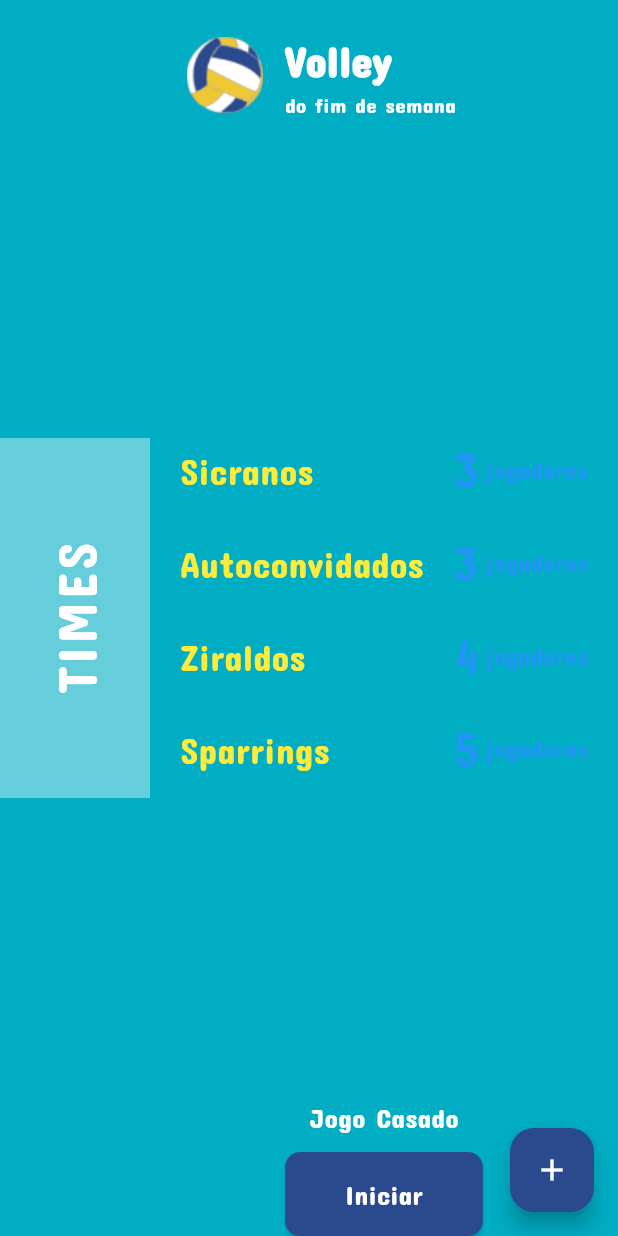
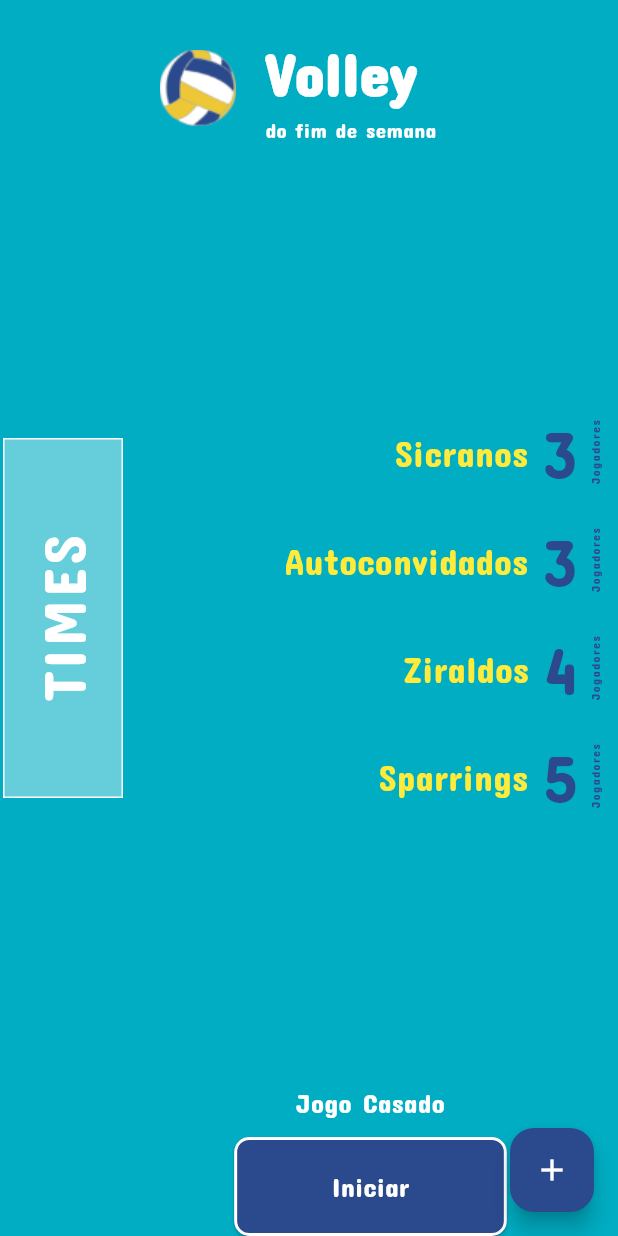
Before and after one commit to PL251431/App-Volley, a Flutter app: the screen it shows after launch, on a phone screen of 412 x 824 dp. Run offline on Flutter 3.47's test engine with Material 3 defaults, Android fonts, the phone set to English and light mode, and no system bars.

```diff
--- a/lib/main.dart
+++ b/lib/main.dart
@@ -27,4 +27,5 @@ class MyApp extends StatelessWidget {
       },
     );
   }
+
 }
--- a/lib/screens/first_screen.dart
+++ b/lib/screens/first_screen.dart
@@ -1,9 +1,9 @@
 import 'package:flutter/material.dart';
 import '../widgets/team_row.dart';
 import '../widgets/floating_button.dart';
-import '../widgets/start_button.dart';
 import '../widgets/header_ball.dart';
-import '../widgets/text_time.dart';
+import '../widgets/text_teams.dart';
+import '../widgets/footer_widget.dart';
 
 class FirstScreen extends StatelessWidget {
   const FirstScreen({super.key});
@@ -15,11 +15,13 @@ class FirstScreen extends StatelessWidget {
       body: Row(
         children: [
           // Lateral esquerda com "TIMES" rotacionado
-          Container(
-            width: 100,
-            color: const Color(0xff00ADC3),
-            child: const Center(
-              child: RotatedTime(title: 'TIMES'), // Usa o widget RotatedTime
+          Padding(
+            padding: const EdgeInsets.only(left: 2.0), // Adiciona espaço à esquerda
+            child: Container(
+              color: const Color(0xff00ADC3),
+              child: const Center(
+                child: TextTeams(title: 'TIMES'), // Usa o widget RotatedTime
+              ),
             ),
           ),
           // Conteúdo principal
@@ -30,7 +32,7 @@ class FirstScreen extends StatelessWidget {
                 const HeaderWidget(), // Cabeçalho
                 // Lista de times
                 const Padding(
-                  padding: EdgeInsets.all(20.0),
+                  padding: EdgeInsets.all(10.0),
                   child: Column(
                     crossAxisAlignment: CrossAxisAlignment.start,
                     children: [
@@ -41,24 +43,11 @@ class FirstScreen extends StatelessWidget {
                     ],
                   ),
                 ),
-                // Rodapé com título e botão
-                Column(
-                  children: [
-                    const Text(
-                      "Jogo Casado",
-                      style: TextStyle(
-                        fontFamily: 'ConcertOne',
-                        color: Colors.white,
-                        fontSize: 18,
-                      ),
-                    ),
-                    const SizedBox(height: 10),
-                    StartButton(
-                      onPressed: () {
-                        Navigator.pushNamed(context, '/game'); // Vai para a próxima tela
-                      },
-                    ),
-                  ],
+                // Substituímos o rodapé original pelo FooterWidget
+                FooterWidget(
+                  onStartPressed: () {
+                    Navigator.pushNamed(context, '/game'); // Vai para a próxima tela
+                  },
                 ),
               ],
             ),
--- /dev/null
+++ b/lib/widgets/footer_widget.dart
@@ -0,0 +1,32 @@
+import 'package:flutter/material.dart';
+import '../widgets/start_button.dart'; // Certifique-se de que o StartButton está importado corretamente
+
+class FooterWidget extends StatelessWidget {
+  final VoidCallback onStartPressed;
+
+  const FooterWidget({super.key, required this.onStartPressed});
+
+  @override
+  Widget build(BuildContext context) {
+    return Column(
+      mainAxisSize: MainAxisSize.min, // Garante que o tamanho do widget seja compacto
+      mainAxisAlignment: MainAxisAlignment.center, // Centraliza verticalmente
+      crossAxisAlignment: CrossAxisAlignment.center, // Centraliza horizontalmente
+      children: [
+        const Text(
+          "Jogo Casado",
+          textAlign: TextAlign.center, // Alinha o texto no centro
+          style: TextStyle(
+            fontFamily: 'ConcertOne',
+            color: Colors.white,
+            fontSize: 18,
+          ),
+        ),
+        const SizedBox(height: 10),
+        StartButton(
+          onPressed: onStartPressed,
+        ),
+      ],
+    );
+  }
+}
--- a/lib/widgets/header_ball.dart
+++ b/lib/widgets/header_ball.dart
@@ -15,7 +15,7 @@ class HeaderWidget extends StatelessWidget {
             'assets/imgs/ball.png', // Caminho do logo
             height: 60, // Ajuste do tamanho do logo
           ),
-          const SizedBox(width: 10), // Espaçamento entre logo e texto
+          const SizedBox(width: 15), // Espaçamento entre logo e texto
           // Título e subtítulo
           const Column(
             crossAxisAlignment: CrossAxisAlignment.start, // Alinhado à esquerda
@@ -25,7 +25,7 @@ class HeaderWidget extends StatelessWidget {
                 style: TextStyle(
                   fontFamily: 'ConcertOne',
                   color: Colors.white,
-                  fontSize: 28, // Tamanho da fonte do título principal
+                  fontSize: 40, // Tamanho da fonte do título principal
                   fontWeight: FontWeight.bold,
                 ),
               ),
--- a/lib/widgets/start_button.dart
+++ b/lib/widgets/start_button.dart
@@ -7,13 +7,17 @@ class StartButton extends StatelessWidget {
 
   @override
   Widget build(BuildContext context) {
-    return Center( // Adicionado Center para centralizar o botão
+    return Center( // Centraliza o botão
       child: ElevatedButton(
         style: ElevatedButton.styleFrom(
-          backgroundColor: const Color(0xff2B4A8E),
-          padding: const EdgeInsets.symmetric(horizontal: 40, vertical: 15),
+          backgroundColor: const Color(0xff2B4A8E), // Cor de fundo do botão
+          padding: const EdgeInsets.symmetric(horizontal: 65, vertical: 20),
           shape: RoundedRectangleBorder(
-            borderRadius: BorderRadius.circular(10),
+            borderRadius: BorderRadius.circular(10), // Bordas arredondadas
+            side: const BorderSide( // Define a borda
+              color: Colors.white, // Cor da borda
+              width: 2, // Espessura da borda
+            ),
           ),
         ),
         onPressed: onPressed,
@@ -22,7 +26,7 @@ class StartButton extends StatelessWidget {
           style: TextStyle(
             fontFamily: 'ConcertOne',
             fontSize: 18,
-            color: Colors.white,
+            color: Colors.white, // Cor do texto
           ),
         ),
       ),
--- a/lib/widgets/team_row.dart
+++ b/lib/widgets/team_row.dart
@@ -13,9 +13,13 @@ class TeamRow extends StatelessWidget {
   @override
   Widget build(BuildContext context) {
     return Padding(
-      padding: const EdgeInsets.symmetric(vertical: 8.0),
+      padding: const EdgeInsets.symmetric(vertical: 4.0), // Espaço menor entre linhas
       child: Row(
-        mainAxisAlignment: MainAxisAlignment.spaceBetween,
+        mainAxisAlignment: MainAxisAlignment.end, // Alinhamento à direita
+        children: [
+          // Nome do time e jogadores
+          Row(
+            crossAxisAlignment: CrossAxisAlignment.center,
             children: [
               // Nome do time
               Text(
@@ -26,25 +30,35 @@ class TeamRow extends StatelessWidget {
                   color: Colors.yellow,
                 ),
               ),
+              const SizedBox(width: 10), // Espaço entre o nome do time e o número
               // Número e texto "jogadores"
               Row(
+                crossAxisAlignment: CrossAxisAlignment.center,
                 children: [
+                  // Número dos jogadores
                   Text(
                     '$playerCount', // Exibe o número de jogadores
                     style: const TextStyle(
                       fontFamily: 'ConcertOne',
-                  fontSize: 32,
-                  color: Colors.blue,
+                      fontSize: 45,
+                      color:  Color(0xff2B4A8E),
                     ),
                   ),
-              const SizedBox(width: 5), // Espaço entre o número e o texto
-              const Text(
-                'jogadores',
+                  const SizedBox(width: 6), // Espaço entre número e "jogadores"
+                  // Nome "jogadores" escrito verticalmente
+                  const RotatedBox(
+                    quarterTurns: 3, // Rotaciona o texto 90° no sentido horário
+                    child: Text(
+                      'Jogadores', // Texto completo
                       style: TextStyle(
                         fontFamily: 'ConcertOne',
-                  fontSize: 16,
-                  color: Colors.blue,
+                        fontSize: 8, // Ajuste de tamanho para combinar com o design
+                        color:  Color(0xff2B4A8E),
+                        letterSpacing: 1, // Espaçamento entre as letras
                       ),
+                    ),
+                  ),
+                ],
               ),
             ],
           ),
--- a/lib/widgets/text_time.dart
+++ b/lib/widgets/text_teams.dart
@@ -1,18 +1,24 @@
 import 'package:flutter/material.dart';
 
-class RotatedTime extends StatelessWidget {
+class TextTeams extends StatelessWidget {
   final String title;
 
-  const RotatedTime({super.key, required this.title});
+  const TextTeams({super.key, required this.title});
 
   @override
   Widget build(BuildContext context) {
     return RotatedBox(
       quarterTurns: 4, // Rotaciona a box
       child: Container(
-        width: 120, // Largura do container
+        width: 80, // Largura do container
         height: 240, // Altura do container
-        color: Colors.white.withOpacity(0.4), // Fundo translúcido
+        decoration: BoxDecoration(
+          color: Colors.white.withOpacity(0.4), // Fundo translúcido
+          border: Border.all(
+            color: Colors.white,
+            width: 1, // Espessura
+          ),
+        ),
         child: const Center(
           child: RotatedBox(
             quarterTurns: 3, // Rotaciona o texto
@@ -20,7 +26,7 @@ class RotatedTime extends StatelessWidget {
               "TIMES",
               style: TextStyle(
                 fontFamily: 'ConcertOne',
-                fontSize: 36,
+                fontSize: 40,
                 color: Colors.white,
                 letterSpacing: 2, // Espaçamento entre letras
               ),
```
Also changed, not shown: 2 other files. Lines whose indentation alone changed are shown as unchanged.
